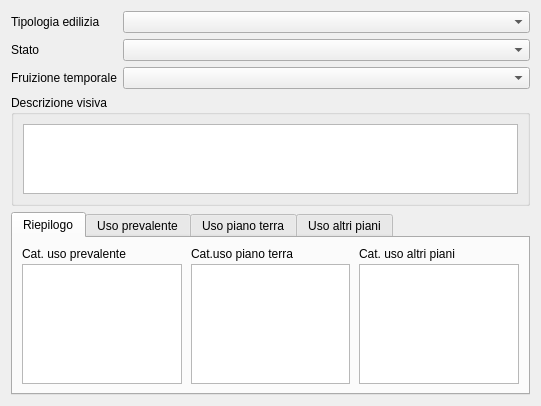
Before: the Qt Designer form ui/wdgSezStatoUtilizzo.ui in faunalia/rt_omero, drawn with Qt 5.
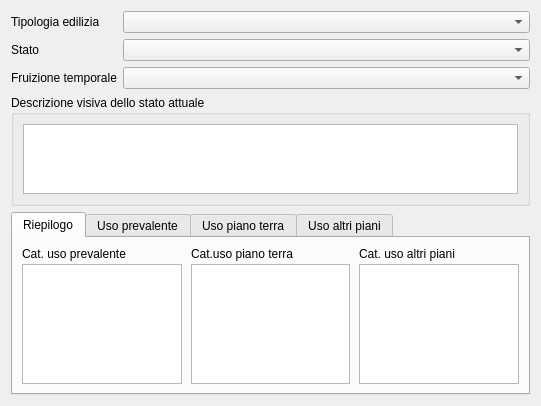
After: the same form once the commit is applied. Custom widgets are drawn as their Qt base class.

Commit message: changed the label text to fix 89

Diff of the .ui file:
```diff
--- a/ui/wdgSezStatoUtilizzo.ui
+++ b/ui/wdgSezStatoUtilizzo.ui
@@ -83,7 +83,7 @@
       </size>
      </property>
      <property name="title">
-      <string>Descrizione visiva</string>
+      <string>Descrizione visiva dello stato attuale</string>
      </property>
      <property name="checked">
       <bool>false</bool>
```
The commit also changes 1 other file.
